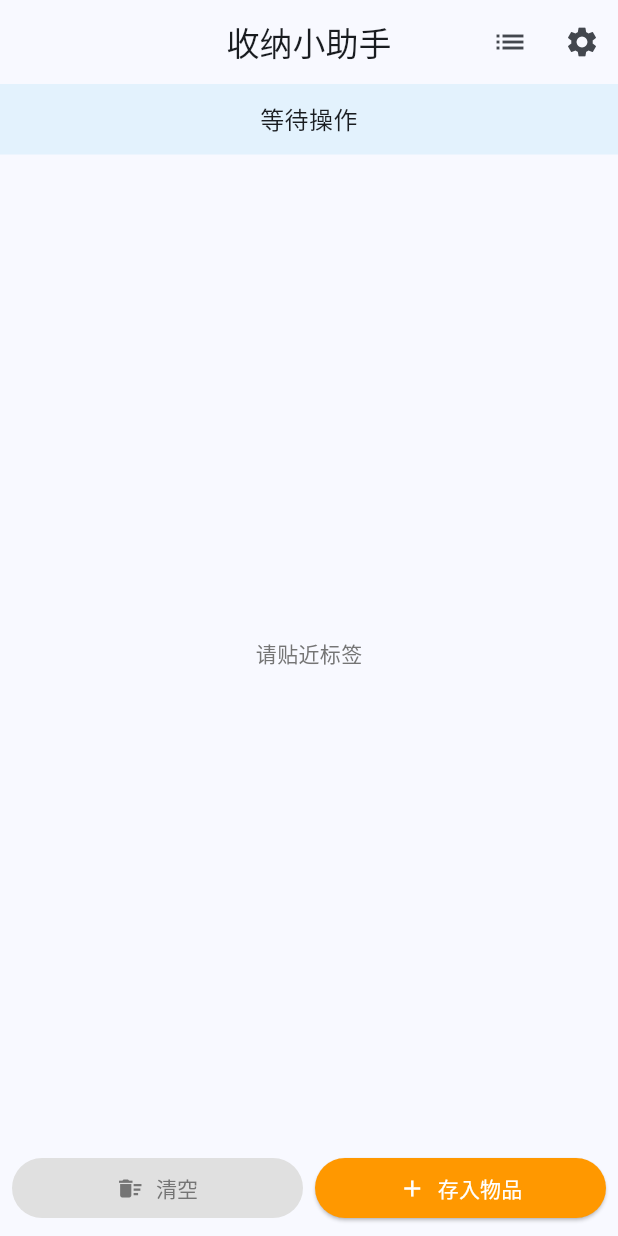
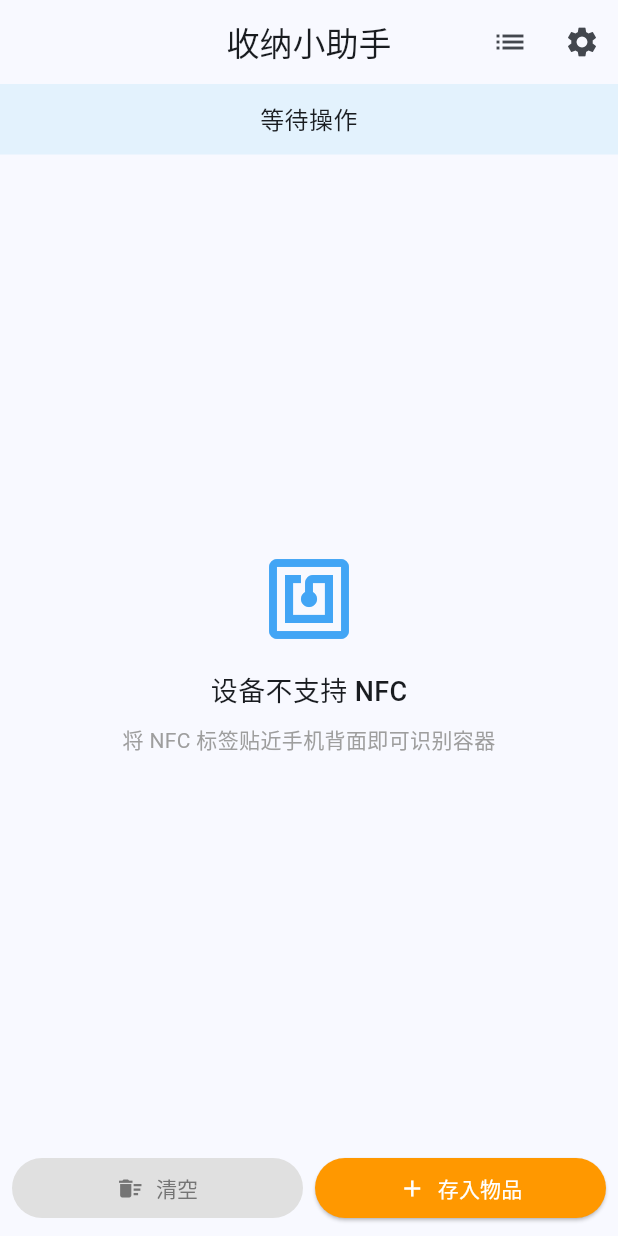
Before and after one commit to joseph60/StorageAssistant, a Flutter app: the screen it shows after launch, on a phone screen of 412 x 824 dp. Run offline on Flutter 3.47's test engine with Material 3 defaults, Android fonts, the phone set to English and light mode, and no system bars; our stand-ins replace image_picker, sqflite, video_player; missing offline and left inert: nfc_manager, video_compress, video_thumbnail; accounts and stored records are empty.

Commit message:
feat: 补全容器重命名与空态引导，修复删除原子性
延续《修改建议书》落地第 6-10 条：

6. deleteItem 改为"先删数据库记录、再删媒体文件"，
   媒体删除失败不会导致数据库记录悬空（原顺序相反）
7. container_list_page 新增"重命名容器"入口（铅笔图标 + 弹窗），
   复用已存在的 DataManager.updateTagName
8. home_page 空态引导：未贴近标签 / 容器无物品两种场景，
   增加图标 + 操作提示文案，降低新手上手成本

flutter analyze: 0 error，16 issues（均为历史遗留 print/unused）

Co-Authored-By: Claude Opus 5 <noreply@anthropic.com>

```diff
--- a/lib/data/data_manager.dart
+++ b/lib/data/data_manager.dart
@@ -213,15 +213,18 @@ class DataManager {
   }
 
   Future<void> deleteItem(String id) async {
+    // 先删数据库记录（失败则直接中止，保留媒体文件等待人工处理），
+    // 再删媒体文件（失败可被 cleanOrphanedMedia 兜底）。
+    // 原顺序是"先删媒体再删记录"，媒体删除失败会导致孤儿文件残留。
     final item = await _db.getItemById(id);
     if (item != null) {
+      await _db.deleteItem(id);
       if (item.imagePath != null) {
         await _media.deleteMediaFile(item.imagePath!);
       }
       if (item.videoPath != null) {
         await _media.deleteMediaFile(item.videoPath!);
       }
-      await _db.deleteItem(id);
     }
   }
 
--- a/lib/views/home_page.dart
+++ b/lib/views/home_page.dart
@@ -396,10 +396,40 @@ class _HomePageState extends State<HomePage> with WidgetsBindingObserver {
       valueListenable: result,
       builder: (context, value, _) {
         if (value == null || !value.containsKey('items')) {
+          // 空态引导：首次启动 / 未贴近任何标签时，提示用户如何使用
           return Center(
-            child: Text(
-              _isNfcAvailable ? '等待操作' : '请贴近标签',
-              style: TextStyle(color: Colors.grey.shade600),
+            child: Padding(
+              padding: const EdgeInsets.all(32),
+              child: Column(
+                mainAxisSize: MainAxisSize.min,
+                children: [
+                  Icon(
+                    Icons.nfc,
+                    size: 64,
+                    color: Colors.blue.shade400,
+                  ),
+                  const SizedBox(height: 16),
+                  Text(
+                    _isNfcAvailable ? '等待操作' : '设备不支持 NFC',
+                    style: const TextStyle(
+                        fontSize: 18, fontWeight: FontWeight.w500),
+                  ),
+                  const SizedBox(height: 8),
+                  const Text(
+                    '将 NFC 标签贴近手机背面即可识别容器',
+                    textAlign: TextAlign.center,
+                    style: TextStyle(color: Colors.grey),
+                  ),
+                  if (_isNfcAvailable) ...[
+                    const SizedBox(height: 4),
+                    Text(
+                      '贴近新标签时可为其命名',
+                      textAlign: TextAlign.center,
+                      style: TextStyle(color: Colors.grey.shade500, fontSize: 12),
+                    ),
+                  ],
+                ],
+              ),
             ),
           );
         }
@@ -407,9 +437,21 @@ class _HomePageState extends State<HomePage> with WidgetsBindingObserver {
         List items = value['items'] ?? [];
         if (items.isEmpty) {
           return Center(
-            child: Text(
-              '没有存放记录',
-              style: TextStyle(color: Colors.grey.shade600),
+            child: Column(
+              mainAxisSize: MainAxisSize.min,
+              children: [
+                Icon(Icons.inventory_2, size: 48, color: Colors.grey.shade400),
+                const SizedBox(height: 12),
+                const Text(
+                  '这个容器还没有存放任何物品',
+                  style: TextStyle(color: Colors.grey),
+                ),
+                const SizedBox(height: 4),
+                Text(
+                  '点击下方的"存入物品"按钮开始添加',
+                  style: TextStyle(color: Colors.grey.shade500, fontSize: 12),
+                ),
+              ],
             ),
           );
         }
```
Also changed, not shown: lib/views/container_list_page.dart (+34 -0 lines).
